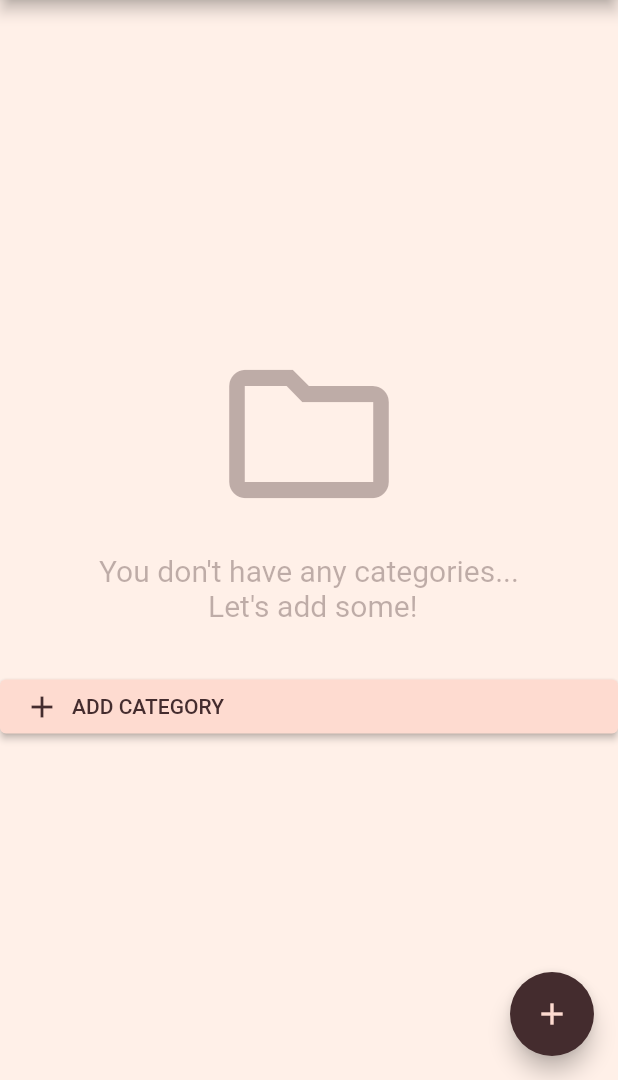
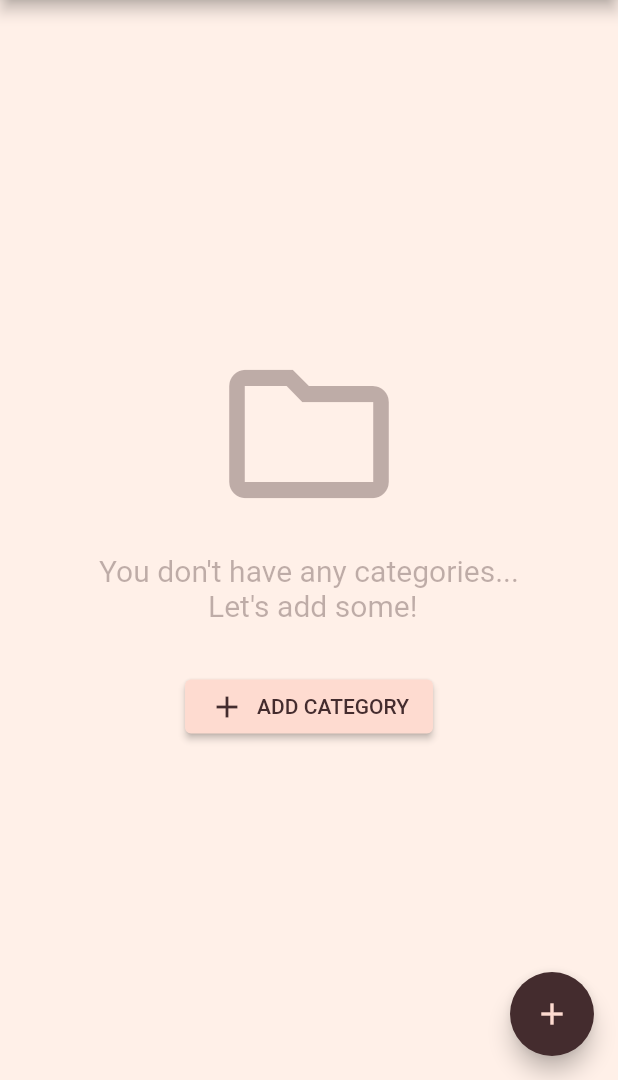
Before and after one commit to oktaygulec/notes_app, a Flutter app: the screen it shows after launch, tab 2 chosen, on a phone screen of 412 x 824 dp, the part 156-1236 px from its top. Run offline on Flutter 3.47's test engine with Material 2 defaults, Android fonts, the light colour scheme and no system bars; drawn by our look-alikes of flutter_speed_dial; our stand-ins replace flutter_svg, localstorage.

Commit message:
Added stretch checker

```diff
--- a/lib/widgets/components/icon_text.dart
+++ b/lib/widgets/components/icon_text.dart
@@ -9,11 +9,13 @@ class IconText extends StatelessWidget {
   final String text;
   final TextType? textType;
   final IconPosition? iconPosition;
+  final isStretched;
 
   const IconText({
     Key? key,
     required this.text,
     required this.icon,
+    this.isStretched = false,
     this.textType,
     this.iconPosition = IconPosition.left,
   }) : super(key: key);
@@ -21,7 +23,9 @@ class IconText extends StatelessWidget {
   @override
   Widget build(BuildContext context) {
     return Row(
+      mainAxisSize: isStretched ? MainAxisSize.max : MainAxisSize.min,
       crossAxisAlignment: CrossAxisAlignment.center,
+      mainAxisAlignment: MainAxisAlignment.center,
       children: iconPosition == IconPosition.left
           ? [
               Padding(
```
